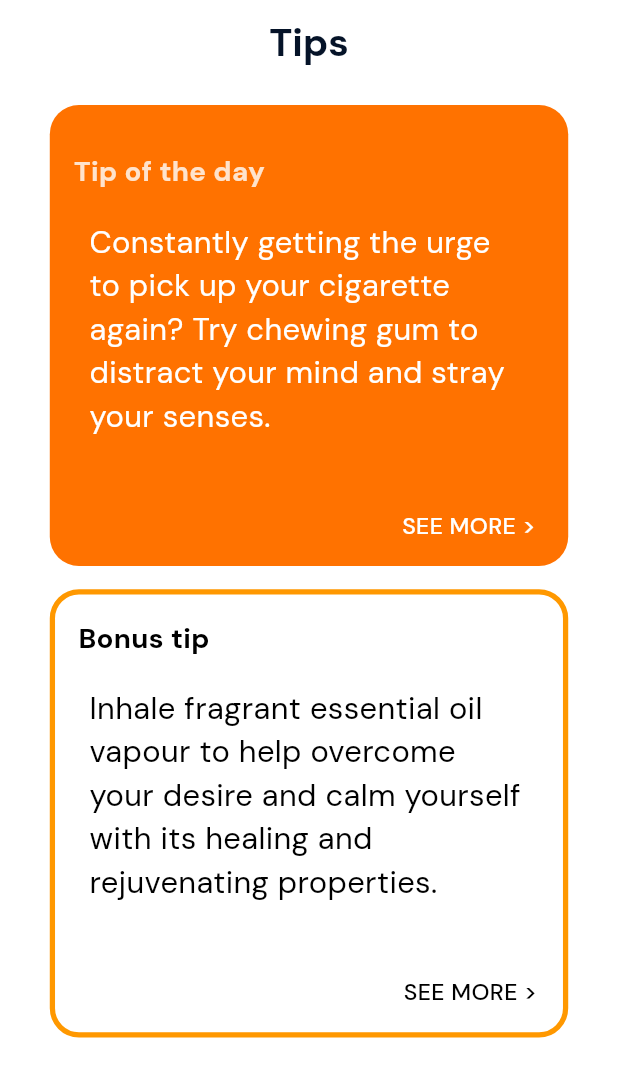
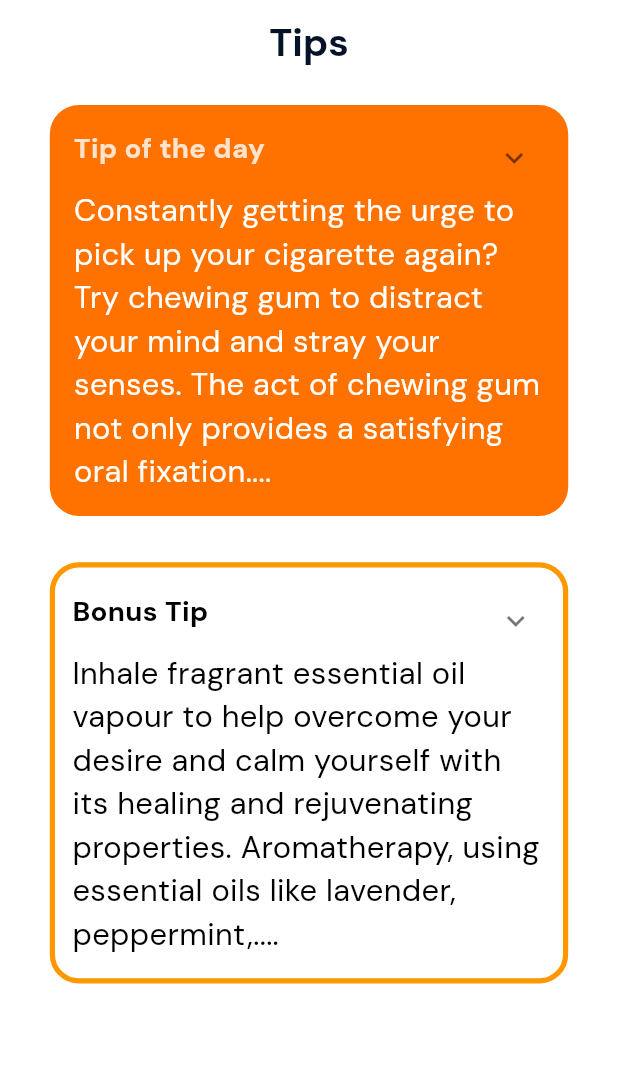
Before and after one commit to abdulla056/ThriveQuit, a Flutter app: the TipPageScreen screen opened by its route, on a phone screen of 412 x 824 dp. Shown: the top 1077 px of the screen. Run offline on Flutter 3.47's test engine with Material 3 defaults, Android fonts, the phone set to English and light mode, and no system bars; drawn by our look-alikes of expandable; our stand-ins replace cached_network_image, flutter_svg, google_maps_flutter, outline_gradient_button, table_calendar.

Commit message:
tips and breathing

```diff
--- a/lib/core/utils/image_constant.dart
+++ b/lib/core/utils/image_constant.dart
@@ -106,6 +106,8 @@ class ImageConstant {
   // Breathing exercises - with GIF images
   static String imgBreathingGif = '$imagePath/img_breathing_gif.png';
 
+  static String breathingGif = '$imagePath/breathing_gif.gif';
+
   // Discover - List View images
   static String imgArrowRight = '$imagePath/img_arrow_right.svg';
 
--- a/lib/presentation/breathing_exercises_with_gif_screen/breathing_exercises_with_gif_screen.dart
+++ b/lib/presentation/breathing_exercises_with_gif_screen/breathing_exercises_with_gif_screen.dart
@@ -14,6 +14,12 @@ class BreathingExercisesWithGifScreen extends StatelessWidget {
     return SafeArea(
       child: Scaffold(
         appBar: AppBar(
+        title: Text(
+          "Breathing Excercise",
+          style: theme.textTheme.headlineSmall!.copyWith(
+            color: appTheme.gray900,
+          ),
+        ),
         backgroundColor: Colors.transparent,
           leading: IconButton(
             onPressed: () {
@@ -29,7 +35,7 @@ class BreathingExercisesWithGifScreen extends StatelessWidget {
             mainAxisAlignment: MainAxisAlignment.center,
             children: [
               CustomImageView(
-                imagePath: ImageConstant.imgBreathingGif,
+                imagePath: ImageConstant.breathingGif,
                 height: 360.adaptSize,
                 width: 360.adaptSize,
               ),
--- a/lib/presentation/tip_page_screen/tip_page_screen.dart
+++ b/lib/presentation/tip_page_screen/tip_page_screen.dart
@@ -16,7 +16,8 @@ class TipPageScreen extends StatelessWidget {
     return SafeArea(
       child: Scaffold(
         appBar: _buildAppBar(context),
-        body: Padding(
+        body: SingleChildScrollView(
+          child: Padding(
             padding: EdgeInsets.only(
               left: 29.h,
               top: 12.v,
@@ -48,6 +49,7 @@ class TipPageScreen extends StatelessWidget {
             ),
           ),
         ),
+      ),
     );
   }
 
--- a/lib/presentation/tip_page_screen/widgets/tiplist_item_widget.dart
+++ b/lib/presentation/tip_page_screen/widgets/tiplist_item_widget.dart
@@ -1,18 +1,37 @@
+import 'package:expandable/expandable.dart';
 import 'package:flutter/material.dart';
 import 'package:thrive_quit_application/core/app_export.dart';
 
 // ignore: must_be_immutable
-class TiplistItemWidget extends StatelessWidget {
+class TiplistItemWidget extends StatefulWidget {
   const TiplistItemWidget({Key? key})
       : super(
           key: key,
         );
 
   @override
+  State<TiplistItemWidget> createState() => _TiplistItemWidgetState();
+}
+
+class _TiplistItemWidgetState extends State<TiplistItemWidget> {
+  static final tipsCollapsed = 'Constantly getting the urge to pick up your cigarette again? Try chewing gum to distract your mind and stray your senses. The act of chewing gum not only provides a satisfying oral fixation....';
+  static final tipsExpanded = 'Constantly getting the urge to pick up your cigarette again? Try chewing gum to distract your mind and stray your senses. The act of chewing gum not only provides a satisfying oral fixation but also engages your taste buds, creating a sensory experience that can help alleviate the desire for a cigarette. Additionally, choosing sugar-free gum can be a healthier alternative and may contribute to breaking the association between smoking and the need for oral stimulation. Experiment with different flavors to find one that resonates with you, turning chewing gum into a positive and enjoyable substitute for the old smoking habit. Remember, finding alternative habits is a crucial step in the journey to quit smoking and regain control over your health and well-being.';
+  static final bonusCollapsed = 'Inhale fragrant essential oil vapour to help overcome your desire and calm yourself with its healing and rejuvenating properties. Aromatherapy, using essential oils like lavender, peppermint,....';
+  static final bonusExpanded = 'Inhale fragrant essential oil vapour to help overcome your desire and calm yourself with its healing and rejuvenating properties. Aromatherapy, using essential oils like lavender, peppermint, or citrus, can be a powerful tool in curbing cravings and promoting relaxation during your quit-smoking journey. Simply add a few drops of your chosen essential oil to a diffuser, inhale the soothing vapors deeply, and let the natural aromas permeate your surroundings. The therapeutic scents can provide a positive sensory experience, distracting your mind from the urge to smoke and fostering a sense of well-being. This aromatic technique not only serves as a healthier alternative but also contributes to creating a tranquil environment that supports your commitment to a smoke-free lifestyle.';
+  @override
   Widget build(BuildContext context) {
     return Column(
       children: [
-        Container(
+        buildTips(
+          "Tip of the day",
+        ),
+        SizedBox(height: 30.v),
+        buildBonus("Bonus Tip"),
+      ]
+    );
+  }
+
+  Widget buildTips (String title,) => Container(
       padding: EdgeInsets.symmetric(
       horizontal: 14.h,
       vertical: 15.v,
@@ -20,49 +39,24 @@ class TiplistItemWidget extends StatelessWidget {
       decoration: AppDecoration.fillAmber.copyWith(
       borderRadius: BorderRadiusStyle.roundedBorder17,
       ),
-          child: Column(
-            mainAxisSize: MainAxisSize.min,
-            crossAxisAlignment: CrossAxisAlignment.start,
-            mainAxisAlignment: MainAxisAlignment.end,
-            children: [
-              SizedBox(height: 15.v),
-              Text(
-                "Tip of the day",
+      child: ExpandablePanel(
+        header: Text(
+                 title,
                  style: CustomTextStyles.titleMediumWhiteA700,
                ),
-              SizedBox(height: 18.v),
-              Align(
-                alignment: Alignment.center,
-                child: Container(
-                  width: 252.h,
-                  margin: EdgeInsets.only(
-                    left: 8.h,
-                    right: 12.h,
+        collapsed: Text(
+          tipsCollapsed,
+          style: CustomTextStyles.titleLargeWhiteA700Regular,
         ),
-                  child: Text(
-                    "Constantly getting the urge to pick up your cigarette again? Try chewing gum to distract your mind and stray your senses.",
-                    maxLines: 5,
-                    overflow: TextOverflow.ellipsis,
+        expanded: Text(
+          tipsExpanded,
           style: CustomTextStyles.titleLargeWhiteA700Regular,
           ),
         ),
-              ),
-              SizedBox(height: 47.v),
-              Align(
-                alignment: Alignment.centerRight,
-                child: Padding(
-                  padding: EdgeInsets.only(right: 5.h),
-                  child: Text(
-                    "SEE MORE >",
-                    style: CustomTextStyles.titleSmallWhiteA700Medium,
-                  ),
-                ),
-              ),
-            ],
-          ),
-        ),
-        SizedBox(height: 15.v),
-        Container(
+      );
+
+
+  Widget buildBonus (String title,) => Container(
       padding: EdgeInsets.symmetric(
             horizontal: 10.h,
             vertical: 15.v,
@@ -72,53 +66,22 @@ class TiplistItemWidget extends StatelessWidget {
             borderRadius: BorderRadiusStyle.roundedBorder17,
             border: Border.all(color: Colors.orange, width: 3.5),
           ),
-          child: Column(
-            mainAxisSize: MainAxisSize.min,
-            crossAxisAlignment: CrossAxisAlignment.start,
-            mainAxisAlignment: MainAxisAlignment.end,
-            children: [
-              Padding(
-                padding: const EdgeInsets.symmetric(horizontal: 4.0),
-                child: Text(
-                  "Bonus tip",
+      child: ExpandablePanel(
+        header: Text(
+                 title,
                  style: CustomTextStyles.titleMediumWhiteA700
                       .copyWith(color: Colors.black),
                ),
+        collapsed: Text(
+          bonusCollapsed,
+          style: CustomTextStyles.titleLargeWhiteA700Regular
+                        .copyWith(color: Colors.black),
         ),
-              SizedBox(height: 18.v),
-              Align(
-                alignment: Alignment.center,
-                child: Container(
-                  width: 252.h,
-                  margin: EdgeInsets.only(
-                    left: 8.h,
-                    right: 12.h,
-                  ),
-                  child: Text(
-                    "Inhale fragrant essential oil vapour to help overcome your desire and calm yourself with its healing and rejuvenating properties.",
-                    maxLines: 5,
-                    overflow: TextOverflow.ellipsis,
+        expanded: Text(
+          bonusExpanded,
           style: CustomTextStyles.titleLargeWhiteA700Regular
                         .copyWith(color: Colors.black),
           ),
         ),
-              ),
-              SizedBox(height: 47.v),
-              Align(
-                alignment: Alignment.centerRight,
-                child: Padding(
-                  padding: EdgeInsets.only(right: 5.h),
-                  child: Text(
-                    "SEE MORE >",
-                    style: CustomTextStyles.titleSmallWhiteA700Medium
-                        .copyWith(color: Colors.black),
-                  ),
-                ),
-              ),
-            ],
-          ),
-        ),
-      ],
       );
 }
-}
--- a/pubspec.yaml
+++ b/pubspec.yaml
@@ -11,6 +11,7 @@ dependencies:
   flutter_svg: ^1.1.6
   provider: ^6.1.1
   table_calendar: ^3.0.6
+  expandable: ^5.0.1
   outline_gradient_button: ^2.0.0+1
   intl: ^0.18.0
 dev_dependencies:
```
Also changed, not shown: assets/images/breathing_gif.gif (added), 2 other files. Lines whose indentation alone changed are shown as unchanged.
